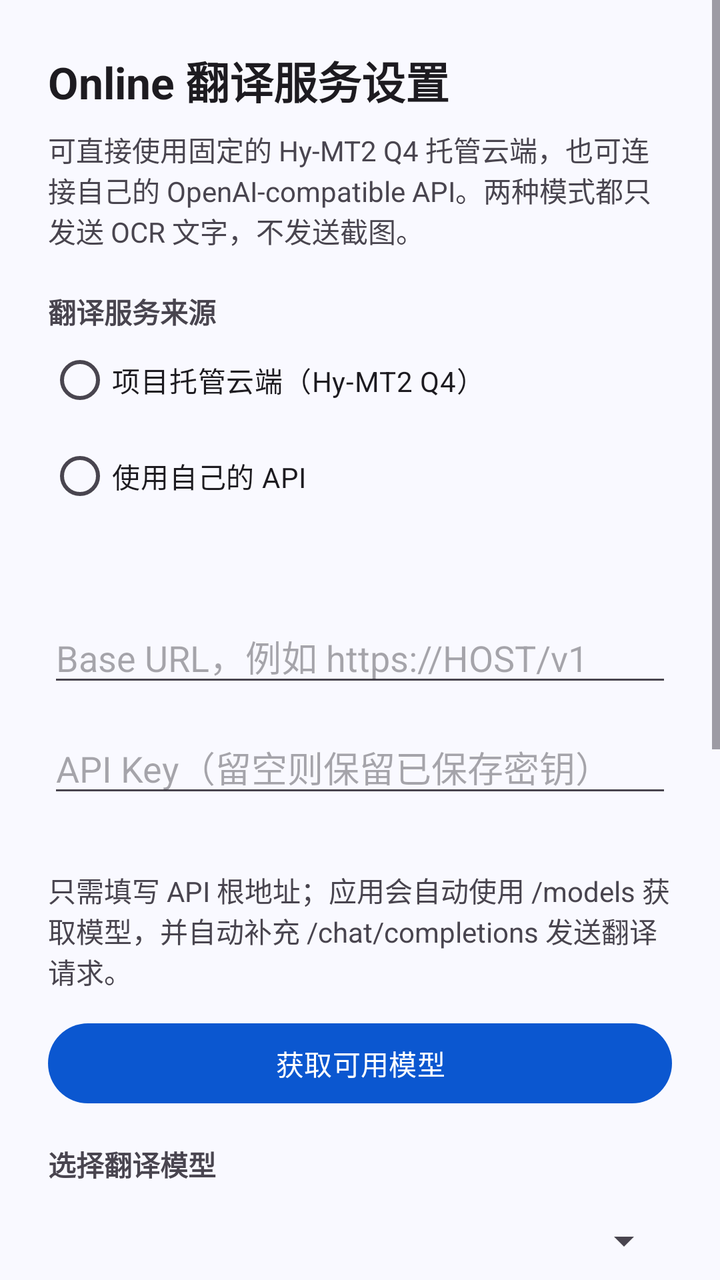
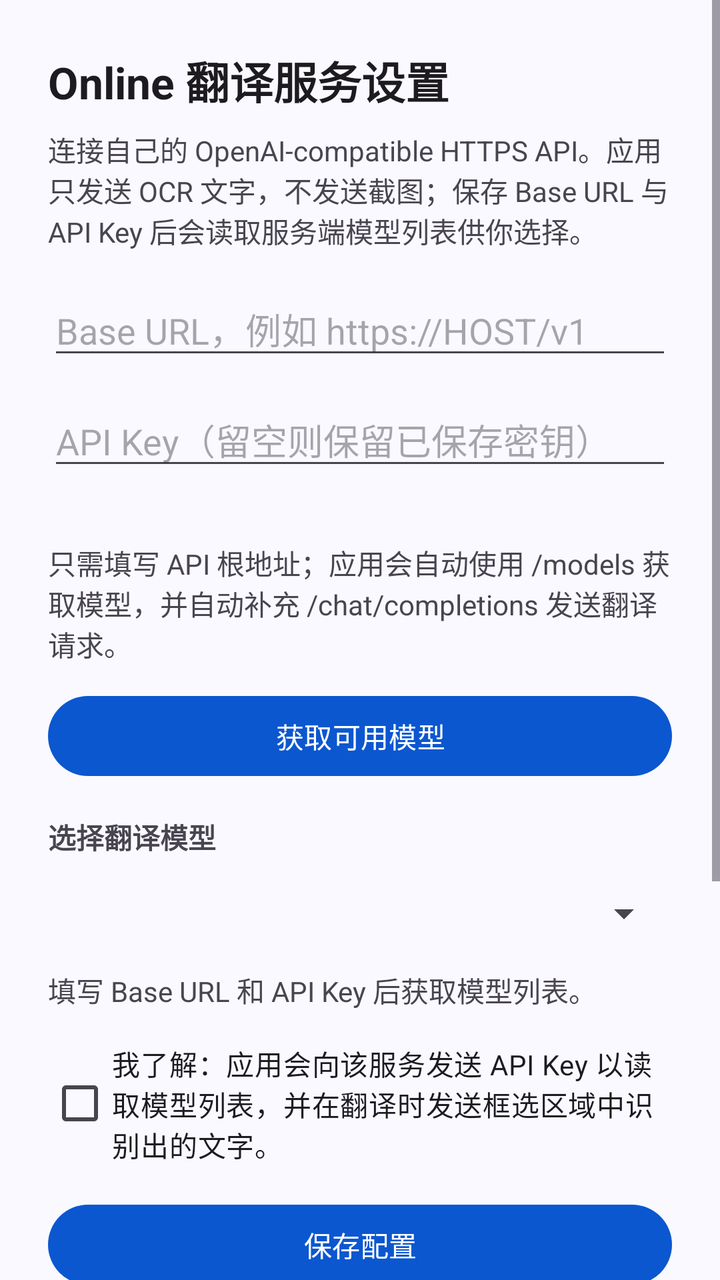

Two renders of the same Android screen: before a commit and after it. Below are the layout's source before the change and the commit's diff.
<!-- AndroidManifest.xml: another module's application theme Theme.ScreenTranslation -->
<!-- res/layout/activity_online_settings.xml -->
<?xml version="1.0" encoding="utf-8"?>
<ScrollView xmlns:android="http://schemas.android.com/apk/res/android"
    android:layout_width="match_parent"
    android:layout_height="match_parent"
    android:fillViewport="true">

    <LinearLayout
        android:layout_width="match_parent"
        android:layout_height="wrap_content"
        android:orientation="vertical"
        android:padding="24dp">

        <TextView
            android:layout_width="match_parent"
            android:layout_height="wrap_content"
            android:text="@string/online_settings_title"
            android:textAppearance="?android:attr/textAppearanceLarge"
            android:textStyle="bold" />

        <TextView
            android:layout_width="match_parent"
            android:layout_height="wrap_content"
            android:layout_marginTop="8dp"
            android:text="@string/online_settings_explanation"
            android:textColor="?android:attr/textColorSecondary" />

        <TextView
            android:layout_width="match_parent"
            android:layout_height="wrap_content"
            android:layout_marginTop="20dp"
            android:text="@string/online_provider_label"
            android:textStyle="bold" />

        <RadioGroup
            android:id="@+id/radio_group_online_provider"
            android:layout_width="match_parent"
            android:layout_height="wrap_content"
            android:orientation="vertical">

            <RadioButton
                android:id="@+id/radio_online_managed_cloud"
                android:layout_width="match_parent"
                android:layout_height="wrap_content"
                android:text="@string/online_provider_managed" />

            <RadioButton
                android:id="@+id/radio_online_user_api"
                android:layout_width="match_parent"
                android:layout_height="wrap_content"
                android:text="@string/online_provider_user_api" />
        </RadioGroup>

        <TextView
            android:id="@+id/text_online_managed_status"
            android:layout_width="match_parent"
            android:layout_height="wrap_content"
            android:layout_marginTop="8dp"
            android:textAppearance="?android:attr/textAppearanceSmall"
            android:textColor="?android:attr/textColorSecondary" />

        <LinearLayout
            android:id="@+id/container_online_user_api"
            android:layout_width="match_parent"
            android:layout_height="wrap_content"
            android:orientation="vertical">

            <EditText
                android:id="@+id/edit_online_base_url"
                android:layout_width="match_parent"
                android:layout_height="wrap_content"
                android:layout_marginTop="16dp"
                android:hint="@string/online_base_url_hint"
                android:importantForAutofill="no"
                android:inputType="textUri"
                android:maxLines="2" />

            <EditText
                android:id="@+id/edit_online_api_key"
                android:layout_width="match_parent"
                android:layout_height="wrap_content"
                android:layout_marginTop="12dp"
                android:autofillHints="password"
                android:hint="@string/online_api_key_hint"
                android:importantForAutofill="no"
                android:inputType="textPassword"
                android:maxLines="1" />

            <TextView
                android:id="@+id/text_online_key_status"
                android:layout_width="match_parent"
                android:layout_height="wrap_content"
                android:layout_marginTop="4dp"
                android:textAppearance="?android:attr/textAppearanceSmall"
                android:textColor="?android:attr/textColorSecondary" />

            <TextView
                android:layout_width="match_parent"
                android:layout_height="wrap_content"
                android:layout_marginTop="8dp"
                android:text="@string/online_endpoint_path_help"
                android:textAppearance="?android:attr/textAppearanceSmall"
                android:textColor="?android:attr/textColorSecondary" />

            <Button
                android:id="@+id/button_online_fetch_models"
                android:layout_width="match_parent"
                android:layout_height="wrap_content"
                android:layout_marginTop="12dp"
                android:text="@string/online_fetch_models"
                android:textAllCaps="false" />

            <TextView
                android:layout_width="match_parent"
                android:layout_height="wrap_content"
                android:layout_marginTop="16dp"
                android:labelFor="@id/spinner_online_model"
                android:text="@string/online_model_selection_label"
                android:textStyle="bold" />

            <Spinner
                android:id="@+id/spinner_online_model"
                android:layout_width="match_parent"
                android:layout_height="wrap_content"
                android:layout_marginTop="4dp"
                android:enabled="false"
                android:minHeight="48dp"
                android:spinnerMode="dropdown" />

            <TextView
                android:id="@+id/text_online_model_status"
                android:layout_width="match_parent"
                android:layout_height="wrap_content"
                android:layout_marginTop="4dp"
                android:accessibilityLiveRegion="polite"
                android:text="@string/online_models_not_loaded"
                android:textAppearance="?android:attr/textAppearanceSmall"
                android:textColor="?android:attr/textColorSecondary" />
        </LinearLayout>

        <CheckBox
            android:id="@+id/check_online_consent"
            android:layout_width="match_parent"
            android:layout_height="wrap_content"
            android:layout_marginTop="16dp"
            android:text="@string/online_user_data_flow_consent" />

        <Button
            android:id="@+id/button_online_save"
            android:layout_width="match_parent"
            android:layout_height="wrap_content"
            android:layout_marginTop="16dp"
            android:text="@string/online_save"
            android:textAllCaps="false" />

        <EditText
            android:id="@+id/edit_online_test_text"
            android:layout_width="match_parent"
            android:layout_height="wrap_content"
            android:layout_marginTop="20dp"
            android:gravity="top|start"
            android:hint="@string/online_test_text_hint"
            android:importantForAutofill="no"
            android:inputType="textMultiLine"
            android:minLines="3" />

        <Button
            android:id="@+id/button_online_save_test"
            android:layout_width="match_parent"
            android:layout_height="wrap_content"
            android:layout_marginTop="10dp"
            android:text="@string/online_save_and_test"
            android:textAllCaps="false" />

        <Button
            android:id="@+id/button_online_delete_key"
            android:layout_width="match_parent"
            android:layout_height="wrap_content"
            android:layout_marginTop="10dp"
            android:text="@string/online_delete_key"
            android:textAllCaps="false" />

        <TextView
            android:id="@+id/text_online_result"
            android:layout_width="match_parent"
            android:layout_height="wrap_content"
            android:layout_marginTop="12dp"
            android:accessibilityLiveRegion="polite"
            android:text="@string/online_not_tested"
            android:textIsSelectable="true" />
    </LinearLayout>
</ScrollView>
<!-- resources referenced by this layout -->
<resources>
  <string name="online_api_key_hint">API Key（留空则保留已保存密钥）</string>
  <string name="online_base_url_hint">Base URL，例如 https://HOST/v1</string>
  <string name="online_delete_key">删除已保存密钥</string>
  <string name="online_endpoint_path_help">只需填写 API 根地址；应用会自动使用 /models 获取模型，并自动补充 /chat/completions 发送翻译请求。</string>
  <string name="online_fetch_models">获取可用模型</string>
  <string name="online_model_selection_label">选择翻译模型</string>
  <string name="online_models_not_loaded">填写 Base URL 和 API Key 后获取模型列表。</string>
  <string name="online_not_tested">尚未运行连接测试</string>
  <string name="online_provider_label">翻译服务来源</string>
  <string name="online_provider_managed">项目托管云端（Hy-MT2 Q4）</string>
  <string name="online_provider_user_api">使用自己的 API</string>
  <string name="online_save">保存配置</string>
  <string name="online_save_and_test">保存并测试翻译</string>
  <string name="online_settings_explanation">可直接使用固定的 Hy-MT2 Q4 托管云端，也可连接自己的 OpenAI-compatible API。两种模式都只发送 OCR 文字，不发送截图。</string>
  <string name="online_settings_title">Online 翻译服务设置</string>
  <string name="online_test_text_hint">连接测试原文（应与主页面原文语言一致）</string>
  <string name="online_user_data_flow_consent">我了解：应用会向该服务发送 API Key 以读取模型列表，并在翻译时发送框选区域中识别出的文字。</string>
  <style name="Theme.ScreenTranslation" parent="Theme.Material3.DayNight.NoActionBar">
          <item name="colorPrimary">@color/screen_primary</item>
          <item name="colorOnPrimary">@color/screen_on_primary</item>
          <item name="colorPrimaryContainer">@color/screen_primary_container</item>
          <item name="colorOnPrimaryContainer">@color/screen_on_primary_container</item>
          <item name="colorSecondary">@color/screen_secondary</item>
          <item name="colorOnSecondary">@color/screen_on_secondary</item>
          <item name="android:colorAccent">@color/screen_primary</item>
          <item name="android:colorBackground">@color/screen_background</item>
          <item name="colorSurface">@color/screen_surface</item>
          <item name="colorOnSurface">@color/screen_on_surface</item>
          <item name="colorOutline">@color/screen_outline</item>
          <item name="android:statusBarColor">@android:color/transparent</item>
          <item name="android:navigationBarColor">@android:color/transparent</item>
          <item name="android:windowLightStatusBar">true</item>
          <item name="android:windowLightNavigationBar">true</item>
          <item name="android:windowNoTitle">true</item>
      </style>
  <color name="screen_primary">#0B57D0</color>
  <color name="screen_on_primary">#FFFFFF</color>
  <color name="screen_primary_container">#D8E2FF</color>
  <color name="screen_on_primary_container">#001A41</color>
  <color name="screen_secondary">#006A67</color>
  <color name="screen_on_secondary">#FFFFFF</color>
  <color name="screen_background">#F9F9FF</color>
  <color name="screen_surface">#F9F9FF</color>
  <color name="screen_on_surface">#191C20</color>
  <color name="screen_outline">#74777F</color>
</resources>

<!-- the commit's change to res/layout/activity_online_settings.xml (unified diff, before → after) -->
@@ -24,42 +24,7 @@
             android:text="@string/online_settings_explanation"
             android:textColor="?android:attr/textColorSecondary" />
 
-        <TextView
-            android:layout_width="match_parent"
-            android:layout_height="wrap_content"
-            android:layout_marginTop="20dp"
-            android:text="@string/online_provider_label"
-            android:textStyle="bold" />
-
-        <RadioGroup
-            android:id="@+id/radio_group_online_provider"
-            android:layout_width="match_parent"
-            android:layout_height="wrap_content"
-            android:orientation="vertical">
-
-            <RadioButton
-                android:id="@+id/radio_online_managed_cloud"
-                android:layout_width="match_parent"
-                android:layout_height="wrap_content"
-                android:text="@string/online_provider_managed" />
-
-            <RadioButton
-                android:id="@+id/radio_online_user_api"
-                android:layout_width="match_parent"
-                android:layout_height="wrap_content"
-                android:text="@string/online_provider_user_api" />
-        </RadioGroup>
-
-        <TextView
-            android:id="@+id/text_online_managed_status"
-            android:layout_width="match_parent"
-            android:layout_height="wrap_content"
-            android:layout_marginTop="8dp"
-            android:textAppearance="?android:attr/textAppearanceSmall"
-            android:textColor="?android:attr/textColorSecondary" />
-
         <LinearLayout
-            android:id="@+id/container_online_user_api"
             android:layout_width="match_parent"
             android:layout_height="wrap_content"
             android:orientation="vertical">
<!-- resource entries referenced after the edit -->
@@ -8,12 +8,9 @@
   <string name="online_model_selection_label">选择翻译模型</string>
   <string name="online_models_not_loaded">填写 Base URL 和 API Key 后获取模型列表。</string>
   <string name="online_not_tested">尚未运行连接测试</string>
-  <string name="online_provider_label">翻译服务来源</string>
-  <string name="online_provider_managed">项目托管云端（Hy-MT2 Q4）</string>
-  <string name="online_provider_user_api">使用自己的 API</string>
   <string name="online_save">保存配置</string>
   <string name="online_save_and_test">保存并测试翻译</string>
-  <string name="online_settings_explanation">可直接使用固定的 Hy-MT2 Q4 托管云端，也可连接自己的 OpenAI-compatible API。两种模式都只发送 OCR 文字，不发送截图。</string>
+  <string name="online_settings_explanation">连接自己的 OpenAI-compatible HTTPS API。应用只发送 OCR 文字，不发送截图；保存 Base URL 与 API Key 后会读取服务端模型列表供你选择。</string>
   <string name="online_settings_title">Online 翻译服务设置</string>
   <string name="online_test_text_hint">连接测试原文（应与主页面原文语言一致）</string>
   <string name="online_user_data_flow_consent">我了解：应用会向该服务发送 API Key 以读取模型列表，并在翻译时发送框选区域中识别出的文字。</string>
